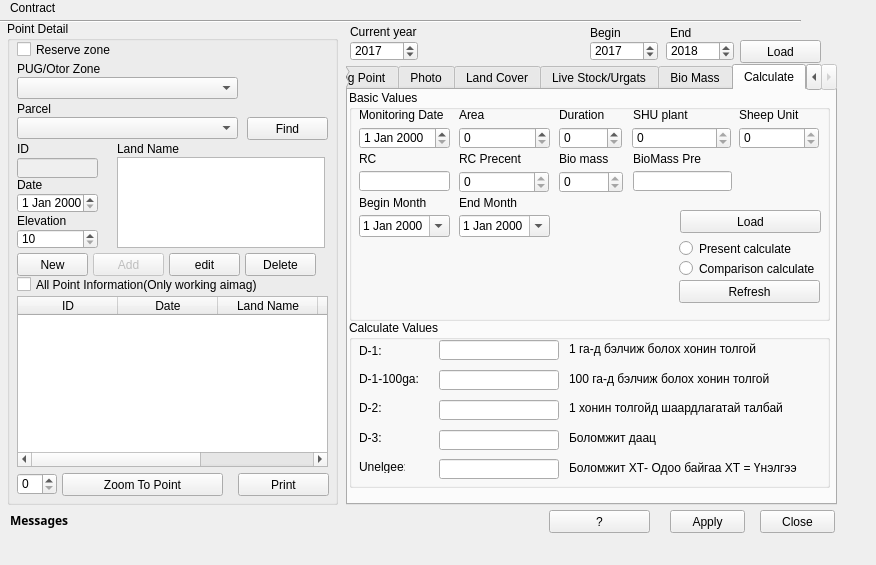
teamlm2/lm2, file view/PastureMonitoringValueDialog.ui: the form before one commit.
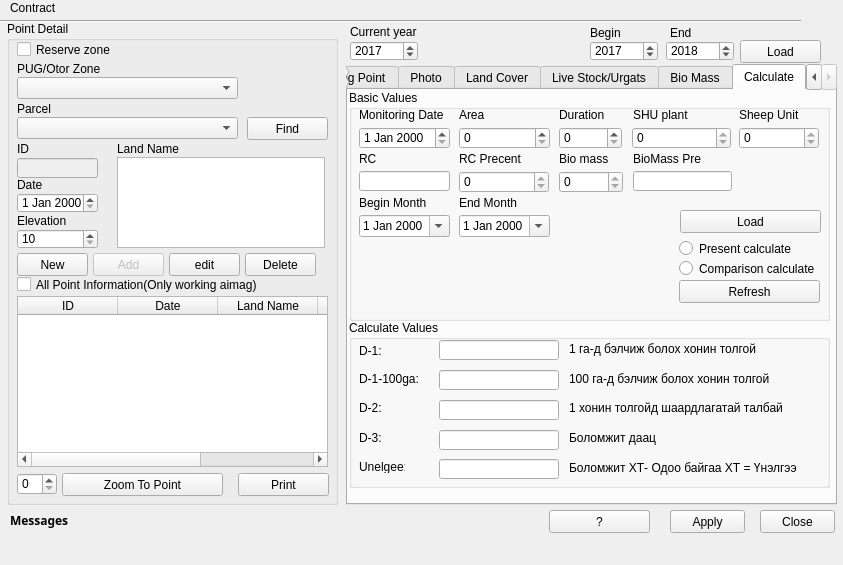
The form after the commit. The open tabs and pages were chosen to show the change.

```diff
--- a/view/PastureMonitoringValueDialog.ui
+++ b/view/PastureMonitoringValueDialog.ui
@@ -6,7 +6,7 @@
    <rect>
     <x>0</x>
     <y>0</y>
-    <width>876</width>
+    <width>843</width>
     <height>565</height>
    </rect>
   </property>
```
Left out of the diff: 2 changed lines with no effect on the pictures.
